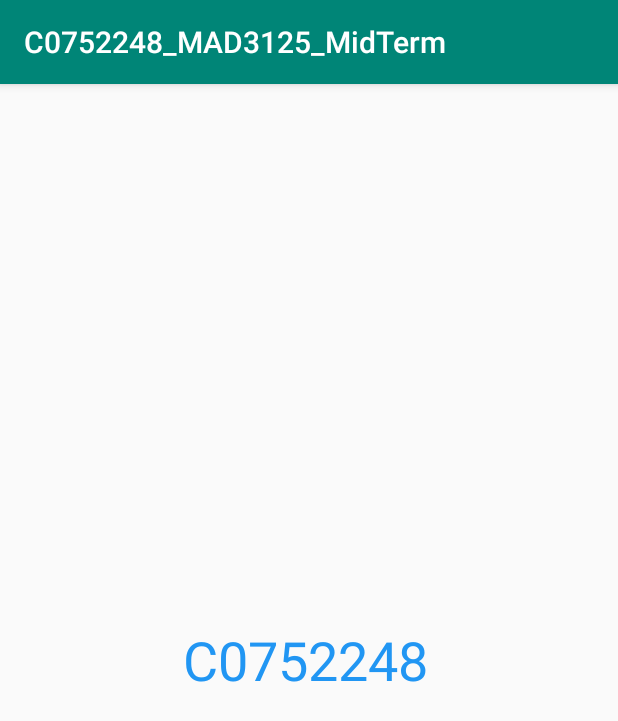
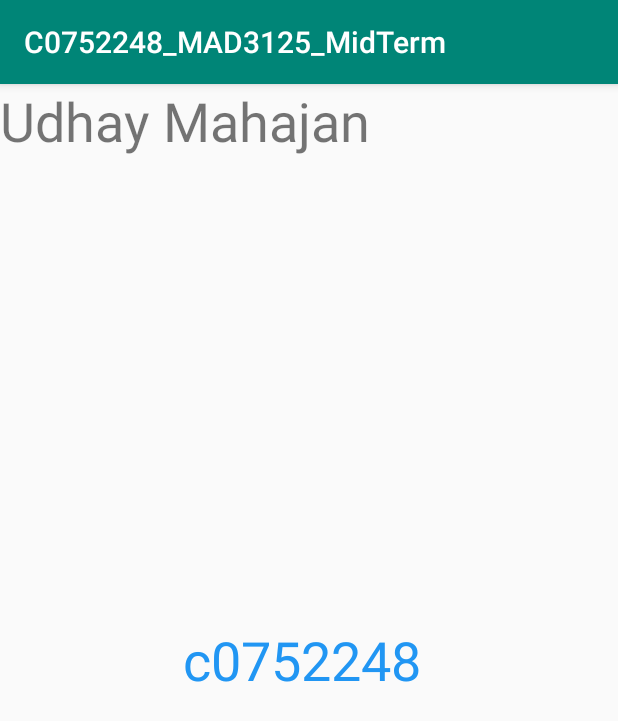
Before and after one commit to um-31/C0752248_MAD3125_MidTerm, an Android app: the SplashActivity screen opened directly, with no data from a screen before it, on a phone screen of 412 x 824 dp. Shown: the top 721 px of the screen. Run offline under Robolectric (Android 15) with nearby library versions, the phone set to English and light mode, and no system bars.

```diff
--- a/app/src/main/res/layout/activity_splash.xml
+++ b/app/src/main/res/layout/activity_splash.xml
@@ -14,11 +14,20 @@
         android:layout_marginTop="8dp"
         android:layout_marginEnd="8dp"
         android:layout_marginBottom="8dp"
-        android:text="C0752248"
+        android:text="@string/UserId"
         android:textColor="#2196F3"
         android:textSize="36sp"
         app:layout_constraintBottom_toBottomOf="parent"
         app:layout_constraintEnd_toEndOf="parent"
         app:layout_constraintStart_toStartOf="parent"
         app:layout_constraintTop_toTopOf="parent" />
+
+    <TextView
+        android:id="@+id/txtStudentName"
+        android:layout_width="254dp"
+        android:layout_height="48dp"
+        android:text="Udhay Mahajan"
+        android:textSize="36sp"
+        tools:layout_editor_absoluteX="76dp"
+        tools:layout_editor_absoluteY="453dp" />
 </androidx.constraintlayout.widget.ConstraintLayout>
--- a/app/src/main/res/values/strings.xml
+++ b/app/src/main/res/values/strings.xml
@@ -1,3 +1,5 @@
 <resources>
     <string name="app_name">C0752248_MAD3125_MidTerm</string>
+    <string name="UserId">c0752248</string>
+
 </resources>
```
Also changed, not shown: app/src/main/java/com/example/c0752248_mad3125_midterm/Login.java (added, +29 -0 lines), app/src/main/java/com/example/c0752248_mad3125_midterm/MainActivity.java (+34 -2 lines).
